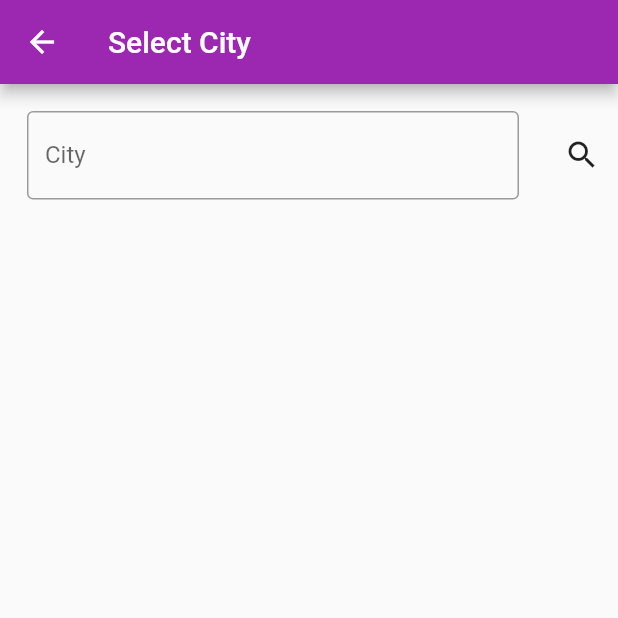
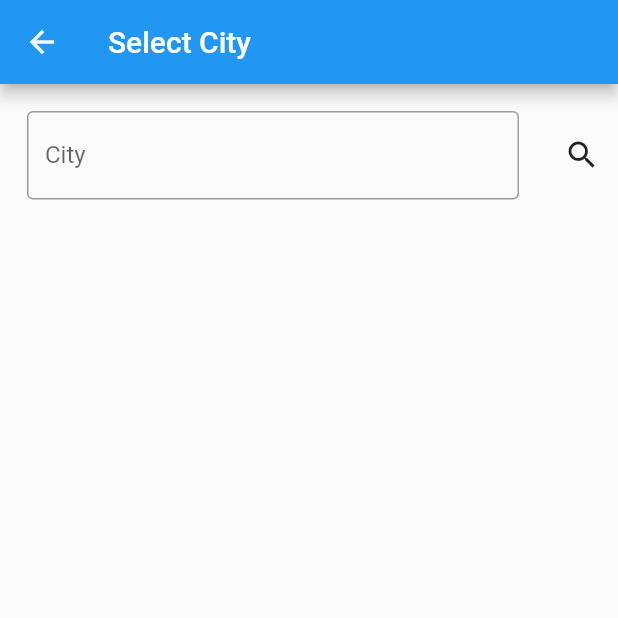
Before and after one commit to hamitseyrek/flutter_provider_weather_app, a Flutter app: the screen it shows after launch, after a tap on the "search" icon, on a phone screen of 412 x 824 dp, the top half of it. Run offline on Flutter 3.47's test engine with Material 2 defaults, Android fonts, the light colour scheme and no system bars; our stand-ins replace get_it.

Commit message:
edit widgets. and start change theme with provider

```diff
--- a/lib/locator.dart
+++ b/lib/locator.dart
@@ -1,5 +1,7 @@
 import 'package:flutter_bloc_weather_app/data/weather_api_client.dart';
 import 'package:flutter_bloc_weather_app/data/weather_repository.dart';
+import 'package:flutter_bloc_weather_app/viewmodel/mytheme_view_model.dart';
+import 'package:flutter_bloc_weather_app/viewmodel/weather_view_model.dart';
 import 'package:get_it/get_it.dart';
 
 // This is our global ServiceLocator
@@ -8,4 +10,6 @@ GetIt locator = GetIt.instance;
 void setupLocator() {
   locator.registerLazySingleton(() => WeatherRepository());
   locator.registerLazySingleton(() => WeatherApiClient());
+  locator.registerFactory(() => WeatherViewModel());
+  locator.registerLazySingleton(() => MyThemeViewModel());
 }
--- a/lib/main.dart
+++ b/lib/main.dart
@@ -1,12 +1,14 @@
 import 'package:flutter/material.dart';
 import 'package:flutter_bloc_weather_app/locator.dart';
+import 'package:flutter_bloc_weather_app/viewmodel/mytheme_view_model.dart';
 import 'package:flutter_bloc_weather_app/viewmodel/weather_view_model.dart';
 import 'package:flutter_bloc_weather_app/widget/weather_app.dart';
 import 'package:provider/provider.dart';
 
 void main() {
   setupLocator();
-  runApp(const MyApp());
+  runApp(ChangeNotifierProvider<MyThemeViewModel>(
+      create: (context) => MyThemeViewModel(), child: const MyApp()));
 }
 
 class MyApp extends StatelessWidget {
@@ -15,14 +17,15 @@ class MyApp extends StatelessWidget {
   // This widget is the root of your application.
   @override
   Widget build(BuildContext context) {
-    return MaterialApp(
-      debugShowCheckedModeBanner: false,
-      title: 'Flutter Demo',
-      theme: ThemeData(
-        primarySwatch: Colors.purple,
+    return Consumer<MyThemeViewModel>(
+      builder: (context, myThemeViewModel, child) => MaterialApp(
+        debugShowCheckedModeBanner: false,
+        title: 'Flutter Demo',
+        theme: myThemeViewModel.myTheme.themeData,
+        home: ChangeNotifierProvider<WeatherViewModel>(
+            create: (context) => locator<WeatherViewModel>(),
+            child: WeatherApp()),
       ),
-      home: ChangeNotifierProvider<WeatherViewModel>(
-          create: (context) => WeatherViewModel(), child: WeatherApp()),
     );
   }
 }
--- /dev/null
+++ b/lib/models/mytheme.dart
@@ -0,0 +1,19 @@
+import 'package:flutter/material.dart';
+
+class MyTheme {
+  MaterialColor _materialColor;
+  ThemeData _themeData;
+
+  MaterialColor get materialColor => _materialColor;
+  ThemeData get themeData => _themeData;
+
+  set themeData(ThemeData value) {
+    _themeData = value;
+  }
+
+  set materialColor(MaterialColor value) {
+    _materialColor = value;
+  }
+
+  MyTheme(this._themeData, this._materialColor);
+}
--- a/lib/viewmodel/weather_view_model.dart
+++ b/lib/viewmodel/weather_view_model.dart
@@ -12,8 +12,8 @@ enum WeatherState {
 
 class WeatherViewModel with ChangeNotifier {
   WeatherState? _weatherState;
-  WeatherRepository weatherRepository = locator<WeatherRepository>();
-  WeatherModel? responseWeather;
+  final WeatherRepository _weatherRepository = locator<WeatherRepository>();
+  WeatherModel? _responseWeather;
 
   WeatherViewModel() {
     _weatherState = WeatherState.initialWeatherState;
@@ -25,14 +25,16 @@ class WeatherViewModel with ChangeNotifier {
     notifyListeners();
   }
 
+  WeatherModel get responseWeather => _responseWeather!;
+
   Future<WeatherModel> getWeather(String cityName) async {
     try {
       weatherState = WeatherState.weatherLoadingState;
-      responseWeather = await weatherRepository.getWeather(cityName);
+      _responseWeather = await _weatherRepository.getWeather(cityName);
       weatherState = WeatherState.weatherLoadedState;
     } catch (e) {
       weatherState = WeatherState.weatherErrorState;
     }
-    return responseWeather!;
+    return _responseWeather!;
   }
 }
--- a/lib/widget/last_update.dart
+++ b/lib/widget/last_update.dart
@@ -1,13 +1,18 @@
 import 'package:flutter/material.dart';
+import 'package:flutter_bloc_weather_app/viewmodel/weather_view_model.dart';
+import 'package:provider/provider.dart';
 
 class LastUpdateWidget extends StatelessWidget {
   const LastUpdateWidget({Key? key}) : super(key: key);
 
   @override
   Widget build(BuildContext context) {
+    final _weatherViewModel = Provider.of<WeatherViewModel>(context);
+    var responseDate =
+        DateTime.parse(_weatherViewModel.responseWeather.time).toLocal();
     return Text(
-      'Last update: ' + TimeOfDay(hour: 20, minute: 35).format(context),
-      style: TextStyle(fontSize: 15, fontWeight: FontWeight.w500),
+      'Last update: ' + TimeOfDay.fromDateTime(responseDate).format(context),
+      style: const TextStyle(fontSize: 15, fontWeight: FontWeight.w500),
     );
   }
 }
--- a/lib/widget/location.dart
+++ b/lib/widget/location.dart
@@ -9,7 +9,7 @@ class LocationWidget extends StatelessWidget {
   Widget build(BuildContext context) {
     return Text(
       selectedCity,
-      style: TextStyle(fontSize: 30, fontWeight: FontWeight.bold),
+      style: const TextStyle(fontSize: 30, fontWeight: FontWeight.bold),
     );
   }
 }
--- a/lib/widget/max_min_heat.dart
+++ b/lib/widget/max_min_heat.dart
@@ -1,20 +1,29 @@
 import 'package:flutter/material.dart';
+import 'package:flutter_bloc_weather_app/viewmodel/weather_view_model.dart';
+import 'package:provider/provider.dart';
 
 class MaxMinHeatWidget extends StatelessWidget {
   const MaxMinHeatWidget({Key? key}) : super(key: key);
 
   @override
   Widget build(BuildContext context) {
+    final _weatherViewModel = Provider.of<WeatherViewModel>(context);
+    var responseMinDate = _weatherViewModel
+        .responseWeather.consolidatedWeather[0].minTemp
+        .floor();
+    var responseMaxDate = _weatherViewModel
+        .responseWeather.consolidatedWeather[0].maxTemp
+        .floor();
     return Row(
       mainAxisAlignment: MainAxisAlignment.spaceBetween,
       children: [
         Text(
-          'Max Heat: ' + 24.toString() + '°C',
-          style: TextStyle(fontSize: 20),
+          'Max Heat: ' + responseMaxDate.toString() + '°C',
+          style: const TextStyle(fontSize: 20),
         ),
         Text(
-          'Min Heat: ' + 24.toString() + '°C',
-          style: TextStyle(fontSize: 20),
+          'Min Heat: ' + responseMinDate.toString() + '°C',
+          style: const TextStyle(fontSize: 20),
         ),
       ],
     );
--- a/lib/widget/select_city.dart
+++ b/lib/widget/select_city.dart
@@ -13,7 +13,7 @@ class _SelectCityWidgetState extends State<SelectCityWidget> {
   Widget build(BuildContext context) {
     return Scaffold(
       appBar: AppBar(
-        title: Text('Select City'),
+        title: const Text('Select City'),
       ),
       body: Form(
           child: Row(
--- a/lib/widget/weather_app.dart
+++ b/lib/widget/weather_app.dart
@@ -1,9 +1,12 @@
 import 'package:flutter/material.dart';
+import 'package:flutter_bloc_weather_app/viewmodel/mytheme_view_model.dart';
+import 'package:flutter_bloc_weather_app/viewmodel/weather_view_model.dart';
 import 'package:flutter_bloc_weather_app/widget/last_update.dart';
 import 'package:flutter_bloc_weather_app/widget/location.dart';
 import 'package:flutter_bloc_weather_app/widget/max_min_heat.dart';
 import 'package:flutter_bloc_weather_app/widget/select_city.dart';
 import 'package:flutter_bloc_weather_app/widget/weather_image.dart';
+import 'package:provider/provider.dart';
 
 class WeatherApp extends StatelessWidget {
   WeatherApp({Key? key}) : super(key: key);
@@ -11,6 +14,7 @@ class WeatherApp extends StatelessWidget {
 
   @override
   Widget build(BuildContext context) {
+    final _weatherViewModel = Provider.of<WeatherViewModel>(context);
     return Scaffold(
       appBar: AppBar(
         title: const Text('Weather App'),
@@ -21,12 +25,33 @@ class WeatherApp extends StatelessWidget {
                     context,
                     MaterialPageRoute(
                         builder: (context) => SelectCityWidget()));
+                _weatherViewModel.getWeather(_selectedCity);
               },
               icon: const Icon(Icons.search))
         ],
       ),
       body: Center(
-        child: ListView(
+        child:
+            (_weatherViewModel.weatherState == WeatherState.weatherLoadedState)
+                ? loadedState(context)
+                : (_weatherViewModel.weatherState ==
+                        WeatherState.weatherLoadingState)
+                    ? loadingState()
+                    : (_weatherViewModel.weatherState ==
+                            WeatherState.weatherErrorState)
+                        ? errorState()
+                        : initialState(),
+      ),
+    );
+  }
+
+  ListView loadedState(BuildContext context) {
+    var weatherStateAbbr = Provider.of<WeatherViewModel>(context)
+        .responseWeather
+        .consolidatedWeather[0]
+        .weatherStateAbbr;
+    Provider.of<MyThemeViewModel>(context).ChangeTheme(weatherStateAbbr);
+    return ListView(
       children: [
         Padding(
           padding: const EdgeInsets.all(8.0),
@@ -45,8 +70,18 @@ class WeatherApp extends StatelessWidget {
           child: Center(child: MaxMinHeatWidget()),
         ),
       ],
-        ),
-      ),
     );
   }
+
+  initialState() {
+    return const Text('Please select city');
   }
+
+  loadingState() {
+    return const CircularProgressIndicator();
+  }
+
+  errorState() {
+    return const Text('Error');
+  }
+}
```
Also changed, not shown: lib/viewmodel/mytheme_view_model.dart (added, +38 -0 lines), lib/widget/weather_image.dart (+21 -2 lines). Lines whose indentation alone changed are shown as unchanged.
